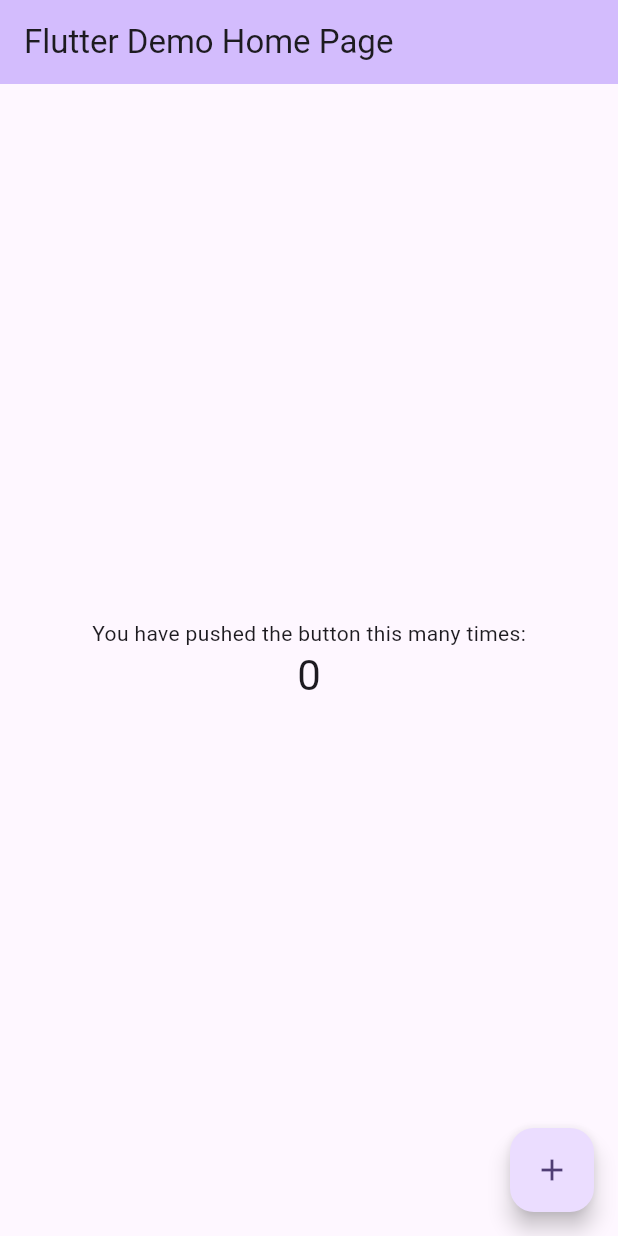
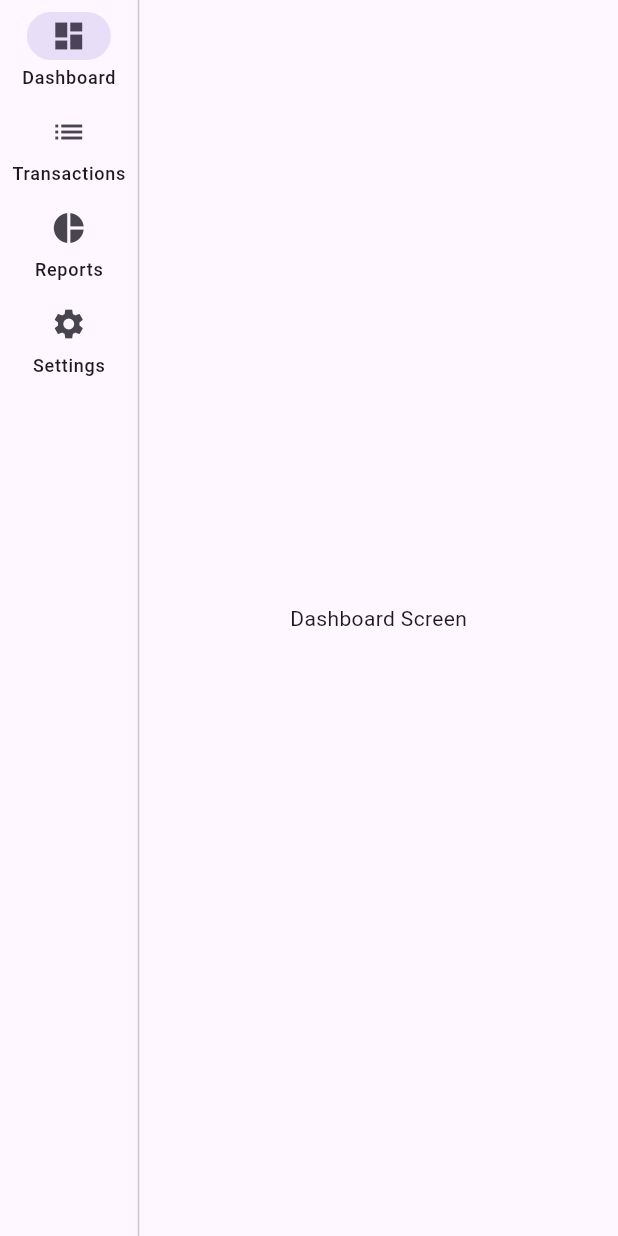
Before and after one commit to KaiOmote/ricashy_app, a Flutter app: the screen it shows after launch, on a phone screen of 412 x 824 dp. Run offline on Flutter 3.47's test engine with Material 3 defaults, Android fonts, the phone set to English and light mode, and no system bars; our stand-ins replace drift, flutter_riverpod; accounts and stored records are empty; generated files the repository leaves out were written again.

Commit message:
sep 3, partway through step 2

```diff
--- a/lib/main.dart
+++ b/lib/main.dart
@@ -1,122 +1,99 @@
 import 'package:flutter/material.dart';
+import 'package:flutter_riverpod/flutter_riverpod.dart';
+import 'package:ricashy_app/src/features/transactions/presentation/transaction_form_screen.dart';
+import 'package:ricashy_app/src/features/transactions/presentation/transaction_list_screen.dart';
 
 void main() {
-  runApp(const MyApp());
+  runApp(const ProviderScope(child: MyApp()));
 }
 
 class MyApp extends StatelessWidget {
   const MyApp({super.key});
 
-  // This widget is the root of your application.
   @override
   Widget build(BuildContext context) {
     return MaterialApp(
-      title: 'Flutter Demo',
+      title: 'Ricashy',
       theme: ThemeData(
-        // This is the theme of your application.
-        //
-        // TRY THIS: Try running your application with "flutter run". You'll see
-        // the application has a purple toolbar. Then, without quitting the app,
-        // try changing the seedColor in the colorScheme below to Colors.green
-        // and then invoke "hot reload" (save your changes or press the "hot
-        // reload" button in a Flutter-supported IDE, or press "r" if you used
-        // the command line to start the app).
-        //
-        // Notice that the counter didn't reset back to zero; the application
-        // state is not lost during the reload. To reset the state, use hot
-        // restart instead.
-        //
-        // This works for code too, not just values: Most code changes can be
-        // tested with just a hot reload.
         colorScheme: ColorScheme.fromSeed(seedColor: Colors.deepPurple),
+        useMaterial3: true,
       ),
-      home: const MyHomePage(title: 'Flutter Demo Home Page'),
+      home: const Shell(),
     );
   }
 }
 
-class MyHomePage extends StatefulWidget {
-  const MyHomePage({super.key, required this.title});
-
-  // This widget is the home page of your application. It is stateful, meaning
-  // that it has a State object (defined below) that contains fields that affect
-  // how it looks.
-
-  // This class is the configuration for the state. It holds the values (in this
-  // case the title) provided by the parent (in this case the App widget) and
-  // used by the build method of the State. Fields in a Widget subclass are
-  // always marked "final".
-
-  final String title;
+class Shell extends StatefulWidget {
+  const Shell({super.key});
 
   @override
-  State<MyHomePage> createState() => _MyHomePageState();
+  State<Shell> createState() => _ShellState();
 }
 
-class _MyHomePageState extends State<MyHomePage> {
-  int _counter = 0;
+class _ShellState extends State<Shell> {
+  int _selectedIndex = 0;
 
-  void _incrementCounter() {
-    setState(() {
-      // This call to setState tells the Flutter framework that something has
-      // changed in this State, which causes it to rerun the build method below
-      // so that the display can reflect the updated values. If we changed
-      // _counter without calling setState(), then the build method would not be
-      // called again, and so nothing would appear to happen.
-      _counter++;
-    });
-  }
+  final List<Widget> _screens = [
+    const Center(child: Text('Dashboard Screen')),
+    Builder(
+      builder: (context) {
+        return Scaffold(
+          body: const TransactionListScreen(),
+          floatingActionButton: FloatingActionButton(
+            onPressed: () {
+              Navigator.of(context).push(
+                MaterialPageRoute(
+                  builder: (context) => const TransactionFormScreen(),
+                ),
+              );
+            },
+            child: const Icon(Icons.add),
+          ),
+        );
+      },
+    ),
+    const Center(child: Text('Reports Screen')),
+    const Center(child: Text('Settings Screen')),
+  ];
 
   @override
   Widget build(BuildContext context) {
-    // This method is rerun every time setState is called, for instance as done
-    // by the _incrementCounter method above.
-    //
-    // The Flutter framework has been optimized to make rerunning build methods
-    // fast, so that you can just rebuild anything that needs updating rather
-    // than having to individually change instances of widgets.
     return Scaffold(
-      appBar: AppBar(
-        // TRY THIS: Try changing the color here to a specific color (to
-        // Colors.amber, perhaps?) and trigger a hot reload to see the AppBar
-        // change color while the other colors stay the same.
-        backgroundColor: Theme.of(context).colorScheme.inversePrimary,
-        // Here we take the value from the MyHomePage object that was created by
-        // the App.build method, and use it to set our appbar title.
-        title: Text(widget.title),
+      body: Row(
+        children: [
+          NavigationRail(
+            selectedIndex: _selectedIndex,
+            onDestinationSelected: (index) {
+              setState(() {
+                _selectedIndex = index;
+              });
+            },
+            labelType: NavigationRailLabelType.all,
+            destinations: const [
+              NavigationRailDestination(
+                icon: Icon(Icons.dashboard),
+                label: Text('Dashboard'),
+              ),
+              NavigationRailDestination(
+                icon: Icon(Icons.list),
+                label: Text('Transactions'),
+              ),
+              NavigationRailDestination(
+                icon: Icon(Icons.pie_chart),
+                label: Text('Reports'),
+              ),
+              NavigationRailDestination(
+                icon: Icon(Icons.settings),
+                label: Text('Settings'),
+              ),
+            ],
+          ),
+          const VerticalDivider(thickness: 1, width: 1),
+          Expanded(
+            child: _screens[_selectedIndex],
+          ),
+        ],
       ),
-      body: Center(
-        // Center is a layout widget. It takes a single child and positions it
-        // in the middle of the parent.
-        child: Column(
-          // Column is also a layout widget. It takes a list of children and
-          // arranges them vertically. By default, it sizes itself to fit its
-          // children horizontally, and tries to be as tall as its parent.
-          //
-          // Column has various properties to control how it sizes itself and
-          // how it positions its children. Here we use mainAxisAlignment to
-          // center the children vertically; the main axis here is the vertical
-          // axis because Columns are vertical (the cross axis would be
-          // horizontal).
-          //
-          // TRY THIS: Invoke "debug painting" (choose the "Toggle Debug Paint"
-          // action in the IDE, or press "p" in the console), to see the
-          // wireframe for each widget.
-          mainAxisAlignment: MainAxisAlignment.center,
-          children: <Widget>[
-            const Text('You have pushed the button this many times:'),
-            Text(
-              '$_counter',
-              style: Theme.of(context).textTheme.headlineMedium,
-            ),
-          ],
-        ),
-      ),
-      floatingActionButton: FloatingActionButton(
-        onPressed: _incrementCounter,
-        tooltip: 'Increment',
-        child: const Icon(Icons.add),
-      ), // This trailing comma makes auto-formatting nicer for build methods.
     );
   }
 }
--- /dev/null
+++ b/lib/src/data/local_database/database.dart
@@ -0,0 +1,39 @@
+import 'package:drift/drift.dart';
+import 'dart:io';
+import 'package:path/path.dart' as p;
+import 'package:path_provider/path_provider.dart';
+import 'package:drift/native.dart';
+
+part 'database.g.dart';
+
+class Transactions extends Table {
+  IntColumn get id => integer().autoIncrement()();
+  TextColumn get description => text().withLength(min: 1, max: 100)();
+  RealColumn get amount => real()();
+  DateTimeColumn get date => dateTime()();
+  IntColumn get categoryId => integer().nullable()();
+}
+
+class Categories extends Table {
+  IntColumn get id => integer().autoIncrement()();
+  TextColumn get description => text().withLength(min: 1, max: 50)();
+}
+
+@DriftDatabase(tables: [Transactions, Categories])
+class AppDatabase extends _$AppDatabase {
+  AppDatabase({QueryExecutor? executor}) : super(executor ?? _openConnection());
+
+  @override
+  int get schemaVersion => 1;
+}
+
+LazyDatabase _openConnection() {
+  // the LazyDatabase util lets us find the right location for the file async.
+  return LazyDatabase(() async {
+    // put the database file, called db.sqlite here, into the documents folder
+    // for your app.
+    final dbFolder = await getApplicationDocumentsDirectory();
+    final file = File(p.join(dbFolder.path, 'db.sqlite'));
+    return NativeDatabase.createInBackground(file);
+  });
+}
--- /dev/null
+++ b/lib/src/data/repositories/transaction_repository.dart
@@ -0,0 +1,24 @@
+import 'package:drift/drift.dart';
+import 'package:ricashy_app/src/data/local_database/database.dart';
+
+class TransactionRepository {
+  final AppDatabase _db;
+
+  TransactionRepository(this._db);
+
+  Future<int> insertTransaction(TransactionsCompanion entry) {
+    return _db.into(_db.transactions).insert(entry);
+  }
+
+  Future<bool> updateTransaction(TransactionsCompanion entry) {
+    return _db.update(_db.transactions).replace(entry);
+  }
+
+  Future<int> deleteTransaction(int id) {
+    return (_db.delete(_db.transactions)..where((t) => t.id.equals(id))).go();
+  }
+
+  Stream<List<Transaction>> getAllTransactions() {
+    return _db.select(_db.transactions).watch();
+  }
+}
```
Also changed, not shown: lib/src/domain/providers/database_provider.dart (added, +18 -0 lines), lib/src/features/transactions/presentation/transaction_form_screen.dart (added, +175 -0 lines), lib/src/features/transactions/presentation/transaction_list_screen.dart (added, +64 -0 lines), pubspec.yaml (+8 -0 lines), lib/src/data/local_database/database.g.dart (added), pubspec.lock, 6 other files.
